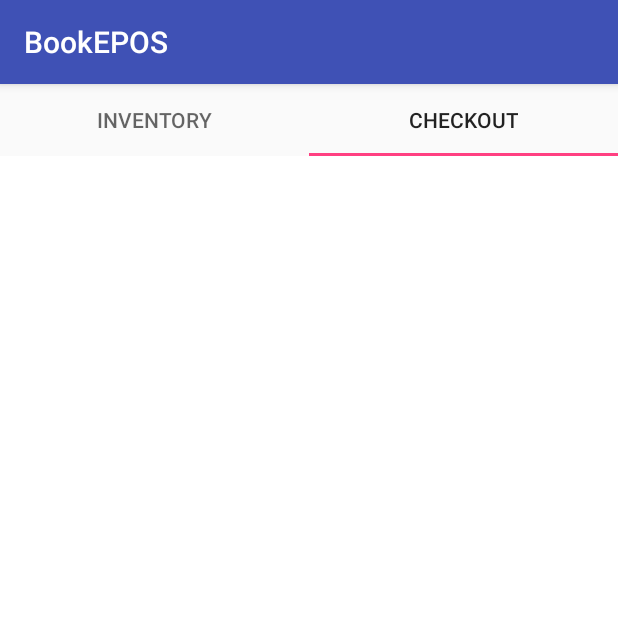
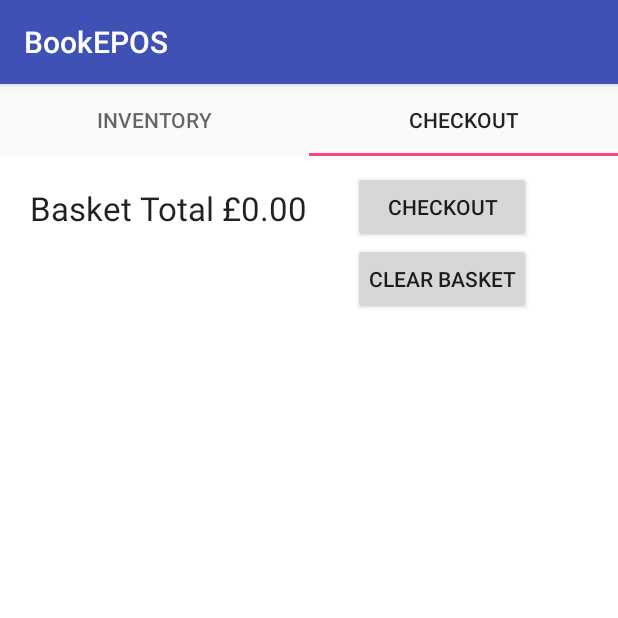
Before and after one commit to mattr51/BookEPOS, an Android app: the BookSearchFragment screen opened directly, with no data from a screen before it, tab 2 chosen, on a phone screen of 412 x 824 dp, the top half of it. Run offline under Robolectric (Android 15) with nearby library versions, the phone set to English and light mode, and no system bars; our stand-ins replace Picasso; libraries missing offline, so code that uses them is left out: com.loopj.android, cz.msebera.android; pictures from the network do not load.

```diff
--- a/app/src/main/AndroidManifest.xml
+++ b/app/src/main/AndroidManifest.xml
@@ -18,7 +18,8 @@
         </intent-filter>
     </activity>
         <activity android:name="uk.ac.qub.bookepos.BeposActivity"
+        android:label="@string/app_name"/>
+        <activity android:name="uk.ac.qub.bookepos.BookDetailActivity"
             android:label="@string/app_name"/>
     </application>
-
 </manifest>
--- a/app/src/main/java/uk/ac/qub/bookepos/BasketItem.java
+++ b/app/src/main/java/uk/ac/qub/bookepos/BasketItem.java
@@ -16,6 +16,8 @@ public class BasketItem {
         return quantity;
     }
 
+    public void setQuantity(int quantity) { this.quantity = quantity; }
+
     public Book getBook() {
         return book;
     }
--- a/app/src/main/java/uk/ac/qub/bookepos/CheckoutFragment.java
+++ b/app/src/main/java/uk/ac/qub/bookepos/CheckoutFragment.java
@@ -5,6 +5,11 @@ import android.support.v4.app.Fragment;
 import android.view.LayoutInflater;
 import android.view.View;
 import android.view.ViewGroup;
+import android.widget.Button;
+import android.widget.TextView;
+
+import java.text.DecimalFormat;
+import java.util.ArrayList;
 
 /**
  * Created by Matt Ralphson
@@ -14,6 +19,44 @@ public class CheckoutFragment extends Fragment {
     @Override
     public View onCreateView(LayoutInflater inflater, ViewGroup container, Bundle savedInstanceState) {
         View view = inflater.inflate(R.layout.fragment_checkout, container, false);
+
+        Button clearBasketButton = (Button)view.findViewById(R.id.btn_clear_basket);
+        clearBasketButton.setOnClickListener(new View.OnClickListener() {
+            @Override
+            public void onClick(View view) {
+                BasketManager basketManager = new BasketManager(getContext());
+                basketManager.clearBasket();
+                updateTotal();
+            }
+        });
+
+        Button checkoutButton = (Button)view.findViewById(R.id.btn_checkout);
+        checkoutButton.setOnClickListener(new View.OnClickListener() {
+            @Override
+            public void onClick(View view) {
+                BasketManager basketManager = new BasketManager(getContext());
+                ArrayList<BasketItem> basketItems = basketManager.getBasketItems();
+                // Call the as of yet unimplemented CheckoutApiEndPoint method
+                // CheckoutApiEndPoint checkout = new CheckoutApiEndPoint();
+                // for basketItem in basketItems
+                // new HashMap of basketItem args
+                // checkout.execute(basketItemhashmap)
+            }
+        });
+
         return view;
     }
+
+    @Override
+    public void onResume() {
+        super.onResume();
+        updateTotal();
+    }
+
+    public void updateTotal() {
+        BasketManager basketManager = new BasketManager(getContext());
+        TextView totalText = (TextView) getView().findViewById(R.id.textTotal);
+        String basketTotalString = "Basket Total £" + new DecimalFormat("0.00").format(basketManager.getBasketTotal());
+        totalText.setText(basketTotalString);
+    }
 }
--- a/app/src/main/res/layout/fragment_checkout.xml
+++ b/app/src/main/res/layout/fragment_checkout.xml
@@ -1,5 +1,32 @@
 <?xml version="1.0" encoding="utf-8"?>
 <LinearLayout xmlns:android="http://schemas.android.com/apk/res/android"
-    android:orientation="vertical" android:layout_width="match_parent"
+    android:orientation="horizontal" android:layout_width="match_parent"
     android:layout_height="match_parent">
+
+    <TextView
+        android:layout_width="wrap_content"
+        android:layout_height="wrap_content"
+        android:textAppearance="?android:attr/textAppearanceLarge"
+        android:text="Basket Total: £0"
+        android:padding="20dip"
+        android:id="@+id/textTotal" />
+
+    <LinearLayout
+        android:layout_width="wrap_content"
+        android:layout_height="wrap_content"
+        android:orientation="vertical"
+        android:layout_margin="10dp">
+        <Button
+            android:layout_width="match_parent"
+            android:layout_height="wrap_content"
+            android:text="Checkout"
+            android:padding="10dp"
+            android:id="@+id/btn_checkout"/>
+        <Button
+            android:layout_width="match_parent"
+            android:layout_height="wrap_content"
+            android:text="Clear Basket"
+            android:padding="10dp"
+            android:id="@+id/btn_clear_basket"/>
+    </LinearLayout>
 </LinearLayout>
```
Also changed, not shown: app/src/main/java/uk/ac/qub/bookepos/BasketManager.java (+13 -3 lines), app/src/main/java/uk/ac/qub/bookepos/BookDetailActivity.java (+12 -2 lines), app/src/main/res/layout/activity_book_detail.xml (+4 -5 lines).
